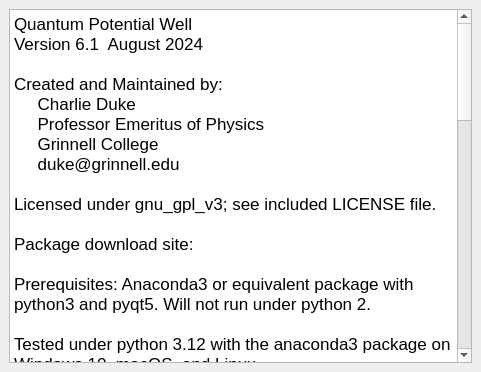
Qt form src/InfoDock.ui (dukecld/QuantumWell) before a commit.
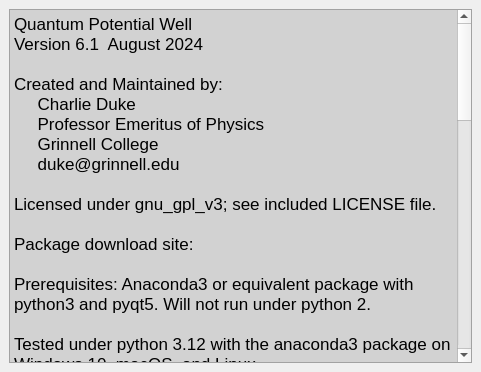
The same form after that commit.

Patch:
```diff
--- a/src/InfoDock.ui
+++ b/src/InfoDock.ui
@@ -10,6 +10,25 @@
     <height>372</height>
    </rect>
   </property>
+  <property name="styleSheet">
+   <string notr="true">
+QLineEdit, QTextEdit, QComboBox
+{
+	
+	
+	background-color: rgb(210, 210, 210);
+}
+QPushButton
+{
+	
+	background-color: rgb(200, 200, 200);
+}
+QLabel
+{
+
+}
+</string>
+  </property>
   <property name="features">
    <set>QDockWidget::DockWidgetFloatable|QDockWidget::DockWidgetMovable</set>
   </property>
```
